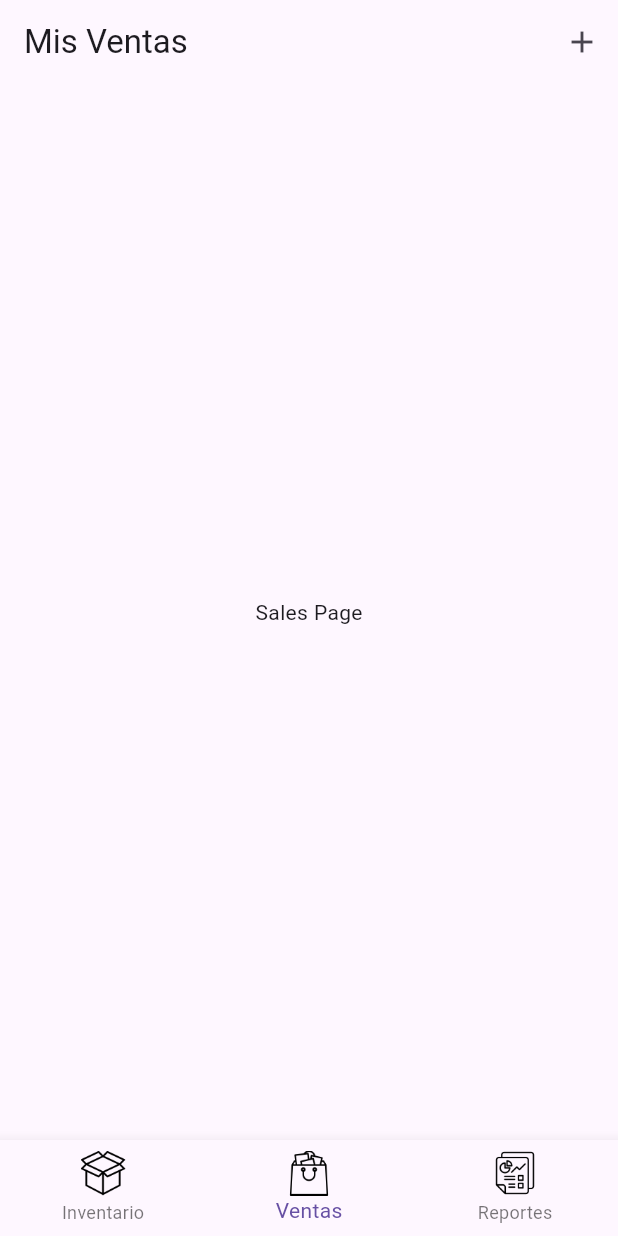
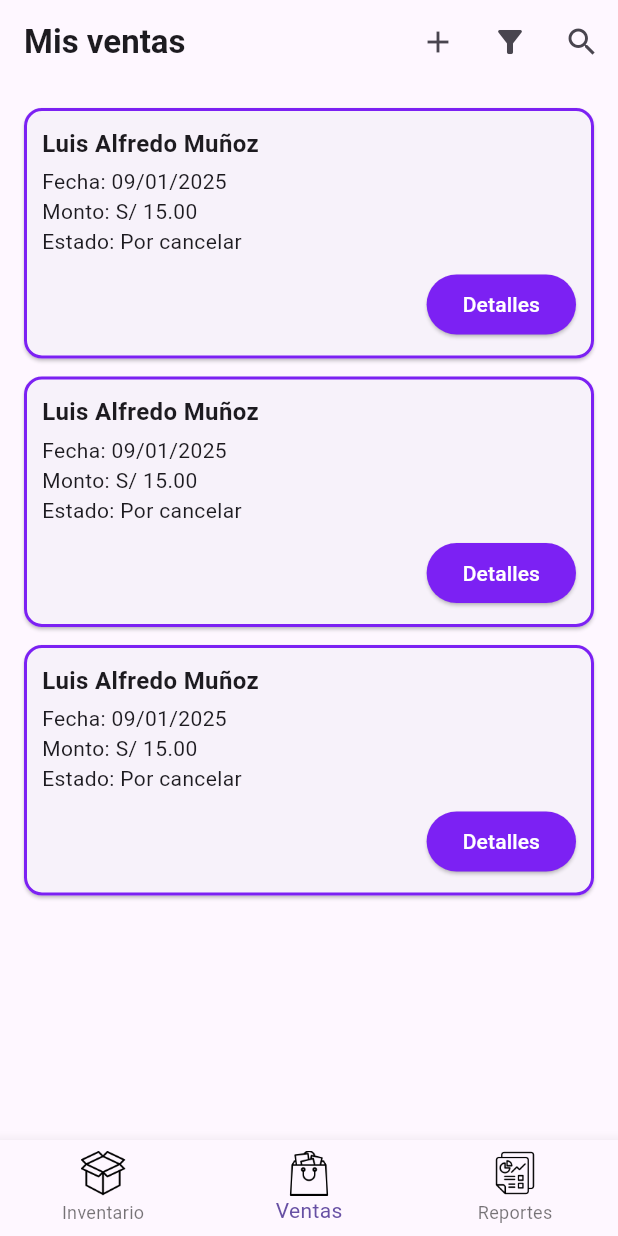
Before and after one commit to davguzm16/MultiInventario, a Flutter app: the SalesPage screen opened by its route, on a phone screen of 412 x 824 dp. Run offline on Flutter 3.47's test engine with Material 3 defaults, Android fonts, the light colour scheme and no system bars; our stand-ins replace awesome_dialog, flutter_dotenv, flutter_slidable, go_router, image_picker, pinput and 2 more; missing offline and left inert: encrypt, mailer, mobile_scanner; accounts and stored records are empty.

Commit message:
Commit_SalePage

```diff
--- a/lib/pages/sales/sales_page.dart
+++ b/lib/pages/sales/sales_page.dart
@@ -13,25 +13,75 @@ class _SalesPageState extends State<SalesPage> {
   Widget build(BuildContext context) {
     return Scaffold(
       appBar: AppBar(
-        title: Text("Mis Ventas"),
+        title: const Text(
+          "Mis ventas",
+          style: TextStyle(fontWeight: FontWeight.bold),
+        ),
         actions: [
           IconButton(
-            icon: Icon(Icons.add), // Pequeña cruz para ir a CreateSalePage
+            icon: const Icon(Icons.add),
             onPressed: () {
               Navigator.push(
                 context,
-                MaterialPageRoute(builder: (context) => CreateSalePage()),
+                MaterialPageRoute(builder: (context) => const CreateSalePage()),
               );
             },
           ),
+          IconButton(
+            icon: const Icon(Icons.filter_alt),
+            onPressed: () {},
+          ),
+          IconButton(
+            icon: const Icon(Icons.search),
+            onPressed: () {},
+          ),
         ],
       ),
-      body: Center(
-        child: Column(
-          mainAxisAlignment: MainAxisAlignment.center,
-          children: [
-            Text("Sales Page"),
-          ],
+      body: Padding(
+        padding: const EdgeInsets.all(16.0),
+        child: ListView.builder(
+          itemCount: 3,
+          itemBuilder: (context, index) {
+            return Card(
+              shape: RoundedRectangleBorder(
+                borderRadius: BorderRadius.circular(12),
+                side: const BorderSide(color: Color.fromARGB(255, 124, 33, 243), width: 2),
+              ),
+              margin: const EdgeInsets.only(bottom: 12),
+              child: Padding(
+                padding: const EdgeInsets.all(12.0),
+                child: Column(
+                  crossAxisAlignment: CrossAxisAlignment.start,
+                  children: [
+                    const Text(
+                      "Luis Alfredo Muñoz",
+                      style: TextStyle(
+                        fontWeight: FontWeight.bold,
+                        fontSize: 16,
+                      ),
+                    ),
+                    const SizedBox(height: 4),
+                    const Text("Fecha: 09/01/2025"),
+                    const Text("Monto: S/ 15.00"),
+                    const Text("Estado: Por cancelar"),
+                    const SizedBox(height: 8),
+                    Align(
+                      alignment: Alignment.centerRight,
+                      child: ElevatedButton(
+                        style: ElevatedButton.styleFrom(
+                          backgroundColor: Color.fromARGB(255, 124, 33, 243),
+                          foregroundColor: Colors.white,
+                        ),
+                        onPressed: () {},
+                        child: const Text("Detalles"),
+
+                      ),
+                    ),
+                  ],
+                ),
+              ),
+            );
+          },
         ),
       ),
     );
```
